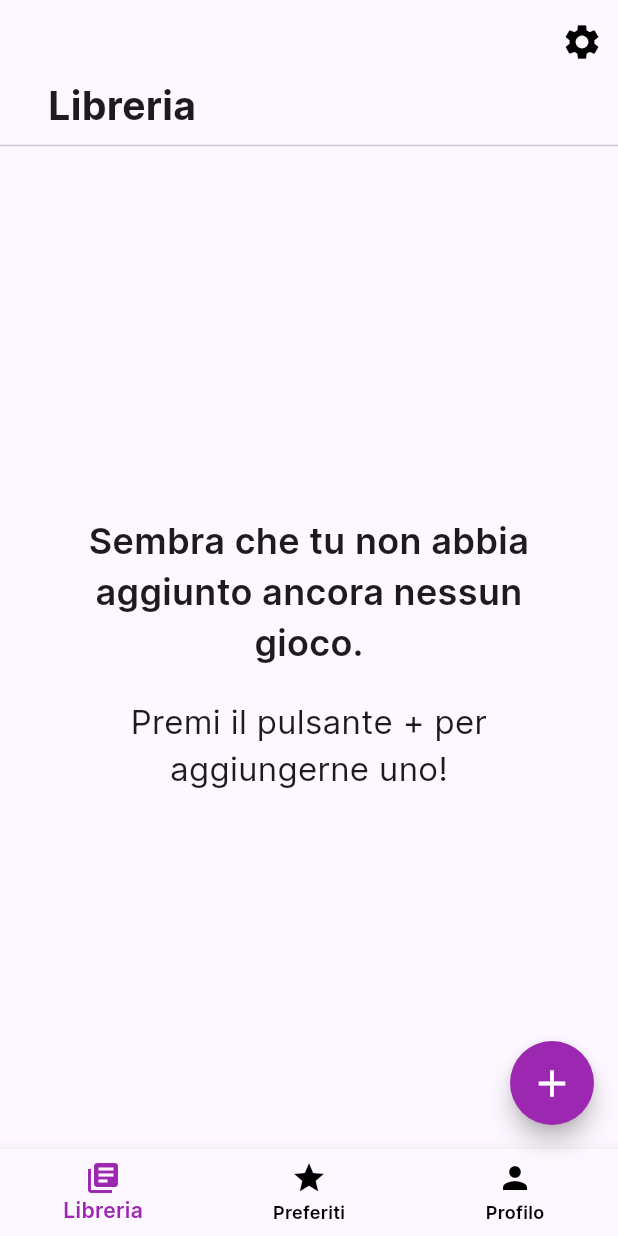
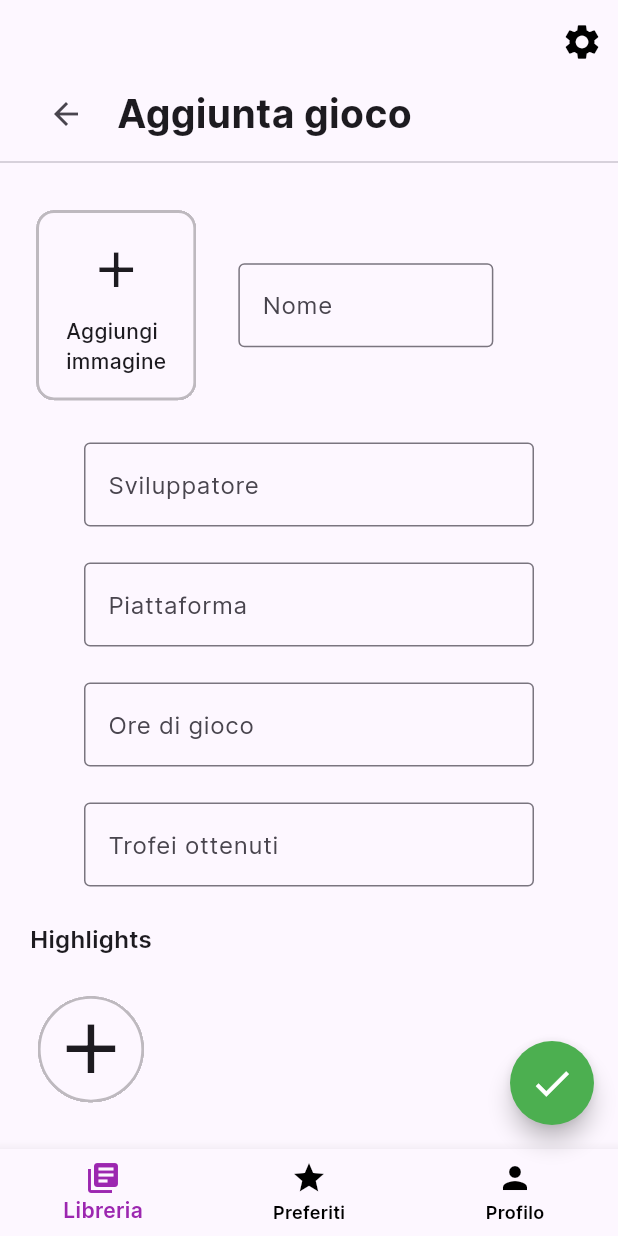
Before and after one commit to ShyVortex/game-tracker, a Flutter app: the LibraryPage screen opened directly, after a tap on the "add" icon, on a phone screen of 412 x 824 dp. Run offline on Flutter 3.47's test engine with Material 3 defaults, Android fonts, the phone set to English and light mode, and no system bars; our stand-ins replace dotted_border; missing offline and left inert: bcrypt.

Commit message:
Prima bozza pagina di aggiunta gioco
Costruito lo scheletro di AddGamePage, a cui è possibile accedere premendo il tasto + nella libreria.

```diff
--- /dev/null
+++ b/lib/pages/library/add_game_page.dart
@@ -0,0 +1,282 @@
+import 'package:dotted_border/dotted_border.dart';
+import 'package:flutter/material.dart';
+
+class AddGamePage extends StatefulWidget {
+  const AddGamePage({super.key});
+
+  @override
+  State<AddGamePage> createState() => AddGamePageState();
+}
+
+class AddGamePageState extends State<AddGamePage> {
+  int navigationIndex = 0;
+
+  void onItemTapped(int index) {
+    setState(() {
+      navigationIndex = index;
+    });
+  }
+
+  void navigateBack() {
+    Navigator.pop(context);
+  }
+
+  void onAddImage() {
+
+  }
+
+  void onConfirmPress() {
+
+  }
+
+  void onAddPlace() {
+
+  }
+
+  @override
+  Widget build(BuildContext context) {
+    return Scaffold(
+        body: Padding(
+            padding: const EdgeInsets.only(top: 4),
+            child: Column(
+              mainAxisAlignment: MainAxisAlignment.start,
+              children: [
+              const Row(
+              mainAxisAlignment: MainAxisAlignment.end,
+              children: [
+                IconButton(
+                    onPressed: null,
+                    icon: Icon(Icons.settings, size: 28, color: Colors.black)
+                )
+              ],
+            ),
+                Row(
+                  mainAxisAlignment: MainAxisAlignment.start,
+                  children: [
+                    Padding(
+                        padding: const EdgeInsets.only(left: 20),
+                        child: Row(
+                          children: [
+                            IconButton(onPressed: navigateBack, icon: const Icon(Icons.arrow_back)),
+                            const Padding(padding: EdgeInsets.only(left: 10),
+                              child: Text(
+                                  "Aggiunta gioco",
+                                  style: TextStyle(fontWeight: FontWeight.bold, fontSize: 26, fontFamily: 'Inter')
+                              )
+                            )
+                          ],
+                        )
+                    ),
+                  ],
+                ),
+                const Divider(),
+                Expanded(child: Padding(
+                  padding: const EdgeInsets.only(top: 20, left: 20, right: 20),
+                  child: SingleChildScrollView(
+                    child:                   Column(
+                      children: [
+                        Row(
+                          children: [
+                            Card.outlined(
+                                shape: RoundedRectangleBorder(
+                                  borderRadius: BorderRadius.circular(12),
+                                  side: BorderSide(
+                                    color: Colors.black.withOpacity(0.25),
+                                    width: 2,
+                                  ),
+                                ),
+                                clipBehavior: Clip.hardEdge,
+                                child: InkWell(
+                                  splashColor: Colors.purple.withAlpha(30),
+                                  onTap: onAddImage,
+                                  child: const Column(
+                                    children: [
+                                      Padding(
+                                        padding: EdgeInsets.only(
+                                            bottom: 16, left: 20, right: 20),
+                                        child: Column(
+                                          children: [
+                                            Text("+",
+                                                style: TextStyle(
+                                                    fontSize: 50,
+                                                    fontWeight: FontWeight.w300,
+                                                    fontFamily: 'Inter')),
+                                            Text("Aggiungi\nimmagine",
+                                                style: TextStyle(
+                                                    fontSize: 14,
+                                                    fontWeight: FontWeight.w500,
+                                                    fontFamily: 'Inter'))
+                                          ],
+                                        ),
+                                      )
+                                    ],
+                                  ),
+                                )),
+                            const SizedBox(width: 24),
+                            const SizedBox(
+                                width: 170,
+                                child: TextField(
+                                    decoration: InputDecoration(
+                                        border:  OutlineInputBorder(),
+                                        labelText: "Nome",
+                                        labelStyle: TextStyle(fontFamily: 'Inter')
+                                    )
+                                )
+                            )
+                          ],
+                        ),
+                        const SizedBox(height: 24),
+                        const SizedBox(
+                            width: 300,
+                            child: TextField(
+                                decoration: InputDecoration(
+                                    border:  OutlineInputBorder(),
+                                    labelText: "Sviluppatore",
+                                    labelStyle: TextStyle(fontFamily: 'Inter')
+                                )
+                            )
+                        ),
+                        const SizedBox(height: 24),
+                        const SizedBox(
+                            width: 300,
+                            child: TextField(
+                                decoration: InputDecoration(
+                                    border:  OutlineInputBorder(),
+                                    labelText: "Piattaforma",
+                                    labelStyle: TextStyle(fontFamily: 'Inter')
+                                )
+                            )
+                        ),
+                        const SizedBox(height: 24),
+                        const SizedBox(
+                            width: 300,
+                            child: TextField(
+                                decoration: InputDecoration(
+                                    border:  OutlineInputBorder(),
+                                    labelText: "Ore di gioco",
+                                    labelStyle: TextStyle(fontFamily: 'Inter')
+                                )
+                            )
+                        ),
+                        const SizedBox(height: 24),
+                        const SizedBox(
+                            width: 300,
+                            child: TextField(
+                                decoration: InputDecoration(
+                                    border:  OutlineInputBorder(),
+                                    labelText: "Trofei ottenuti",
+                                    labelStyle: TextStyle(fontFamily: 'Inter')
+                                )
+                            )
+                        ),
+                        const SizedBox(height: 24),
+                        Row(
+                          mainAxisAlignment: MainAxisAlignment.start,
+                          children: [
+                            Column(
+                              children: [
+                                const Text("Highlights", style: TextStyle(
+                                    fontSize: 16,
+                                    fontWeight: FontWeight.w600,
+                                    fontFamily: 'Inter'
+                                )),
+                                Card.outlined(
+                                  shape: CircleBorder(
+                                    side: BorderSide(
+                                      color: Colors.black.withOpacity(0.25),
+                                      width: 2,
+                                    ),
+                                  ),
+                                  clipBehavior: Clip.hardEdge,
+                                  child: InkWell(
+                                    splashColor: Colors.purple.withAlpha(30),
+                                    onTap: onAddImage,
+                                    child: const Padding(
+                                      padding: EdgeInsets.only(
+                                          bottom: 12, left: 12, right: 12),
+                                      child: Text("+",
+                                          style: TextStyle(
+                                              fontSize: 72,
+                                              fontWeight: FontWeight.w300,
+                                              fontFamily: 'Inter')),
+                                    ),
+                                  ),
+                                )
+                              ],
+                            )
+                          ],
+                        ),
+                        const SizedBox(height: 10),
+                        const SizedBox(
+                            width: 300,
+                            child: TextField(
+                                decoration: InputDecoration(
+                                    border:  OutlineInputBorder(),
+                                    labelText: "Data completamento",
+                                    labelStyle: TextStyle(fontFamily: 'Inter')
+                                )
+                            )
+                        ),
+                        const SizedBox(height: 24),
+                        SizedBox(
+                          width: 300,
+                          child: OutlinedButton.icon(
+                              onPressed: onAddPlace,
+                              icon: const Icon(Icons.location_on),
+                              label: const Text("Dove hai completato il gioco?")
+                          ),
+                        ),
+                        const SizedBox(height: 24),
+                        const SizedBox(
+                            width: 300,
+                            child: TextField(
+                                decoration: InputDecoration(
+                                    border:  OutlineInputBorder(),
+                                    labelText: "Valutazione",
+                                    labelStyle: TextStyle(fontFamily: 'Inter')
+                                )
+                            )
+                        ),
+                        const SizedBox(height: 84)
+                      ],
+                    ),
+                  )
+                ))
+            ]
+        )
+    ),
+        floatingActionButton: FloatingActionButton(
+          shape: const CircleBorder(),
+          backgroundColor: Colors.green,
+          onPressed: onConfirmPress,
+          child: const Icon(Icons.check, color: Colors.white, size: 30),
+        ),
+        bottomNavigationBar: BottomNavigationBar(
+          items: const <BottomNavigationBarItem>[
+            BottomNavigationBarItem(
+                icon: Icon(Icons.library_books),
+                label: 'Libreria'
+            ),
+            BottomNavigationBarItem(
+              icon: Icon(Icons.star),
+              label: 'Preferiti',
+            ),
+            BottomNavigationBarItem(
+              icon: Icon(Icons.person),
+              label: 'Profilo',
+            ),
+          ],
+          currentIndex: navigationIndex,
+          unselectedItemColor: Colors.black,
+          unselectedLabelStyle: const TextStyle(
+              fontWeight: FontWeight.w600, fontFamily: 'Inter'
+          ),
+          selectedItemColor: Colors.purple,
+          selectedLabelStyle: const TextStyle(
+              fontWeight: FontWeight.w600, fontFamily: 'Inter'
+          ),
+          onTap: onItemTapped,
+        )
+    );
+  }
+}
--- a/lib/pages/library/library_page.dart
+++ b/lib/pages/library/library_page.dart
@@ -1,4 +1,5 @@
 import 'package:flutter/material.dart';
+import 'package:game_tracker/pages/library/add_game_page.dart';
 
 class LibraryPage extends StatefulWidget {
   const LibraryPage({super.key});
@@ -15,6 +16,12 @@ class LibraryPageState extends State<LibraryPage> {
     setState(() {
       navigationIndex = index;
     });
+  }
+
+  void onAddPress() {
+    Navigator.push(context,
+        MaterialPageRoute(builder: (context) => const AddGamePage())
+    );
   }
 
   @override
@@ -81,9 +88,7 @@ class LibraryPageState extends State<LibraryPage> {
         floatingActionButton: FloatingActionButton(
           shape: const CircleBorder(),
           backgroundColor: Colors.purple,
-          onPressed: () {
-            // Add your onPressed code here!
-          },
+          onPressed: onAddPress,
           child: const Icon(Icons.add, color: Colors.white, size: 30),
         ),
         bottomNavigationBar: BottomNavigationBar(
--- a/pubspec.yaml
+++ b/pubspec.yaml
@@ -11,15 +11,17 @@ dependencies:
     sdk: flutter
   crypto: ^3.0.1
   pointycastle: ^3.4.0
-
   google_fonts: ^6.2.1
   http: ^1.2.1
   bcrypt: ^1.1.3
+  dotted_border: ^2.1.0
+  geolocator: ^10.1.0
+  osm_nominatim: ^3.0.0
 
 dev_dependencies:
   flutter_test:
     sdk: flutter
-  flutter_lints: ^4.0.0
+  flutter_lints: ^2.0.1
 
 
 flutter:
```
Also changed, not shown: pubspec.lock, 5 other files.
